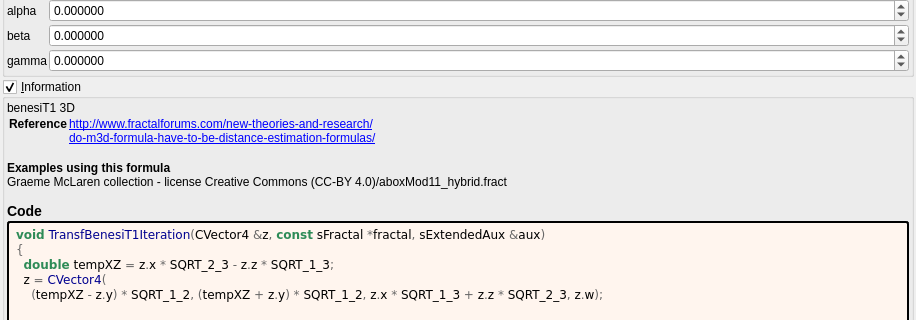
Qt form mandelbulber2/formula/ui/transf_benesi_t1.ui (buddhi1980/mandelbulber2) before a commit; both pictures show x 0 to 916 and y 180 to 500 of the 916 by 999 pixel window.
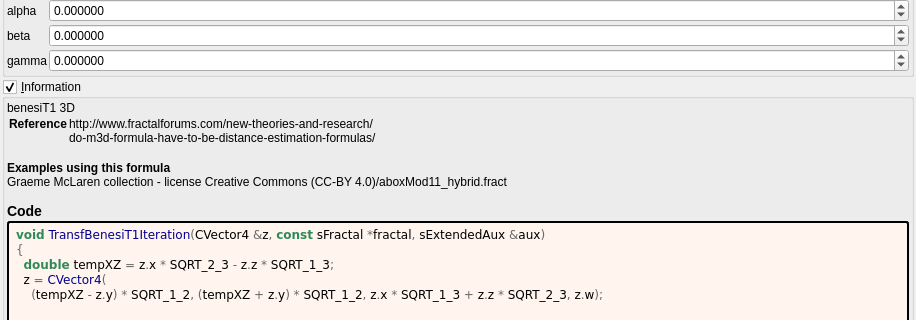
The same form after that commit. Custom widgets are drawn as their Qt base class.

Commit message:
docs: show fractalforums.com formula references as text
fractalforums.com is only partly online; fractalforums.org keeps a read-only
copy and the active forum. The formula information boxes now show
fractalforums.com references (and the wrapped lines that continue them) as
plain text. The links that remain are closed with </a>, which the generator
never wrote. The formula/ui files are regenerated with
tools/populate_ui_information.py.

The edit to the form file:
```diff
--- a/mandelbulber2/formula/ui/transf_benesi_t1.ui
+++ b/mandelbulber2/formula/ui/transf_benesi_t1.ui
@@ -437,8 +437,8 @@
        <widget class="QLabel" name="label_information_general">
         <property name="text">
          <string notr="true">&lt;p&gt;benesiT1  3D&lt;/p&gt;&lt;table&gt;
-&lt;tr&gt;&lt;th&gt;Reference&lt;/th&gt;&lt;td&gt;&lt;a href=&quot;http://www.fractalforums.com/new-theories-and-research/&quot;&gt;http://www.fractalforums.com/new-theories-and-research/&lt;br&gt;
-&lt;a href=&quot;do-m3d-formula-have-to-be-distance-estimation-formulas/&quot;&gt;do-m3d-formula-have-to-be-distance-estimation-formulas/&lt;br&gt;
+&lt;tr&gt;&lt;th&gt;Reference&lt;/th&gt;&lt;td&gt;http://www.fractalforums.com/new-theories-and-research/&lt;br&gt;
+do-m3d-formula-have-to-be-distance-estimation-formulas/&lt;br&gt;
 &lt;/td&gt;&lt;/tr&gt;
 &lt;/table&gt;
 &lt;br&gt;&lt;b&gt;Examples using this formula&lt;/b&gt;&lt;br&gt;Graeme McLaren  collection - license Creative Commons  (CC-BY 4.0)/aboxMod11_hybrid.fract&lt;h3&gt;Code&lt;/h3&gt;</string>
```
The commit also changes 202 other files.
